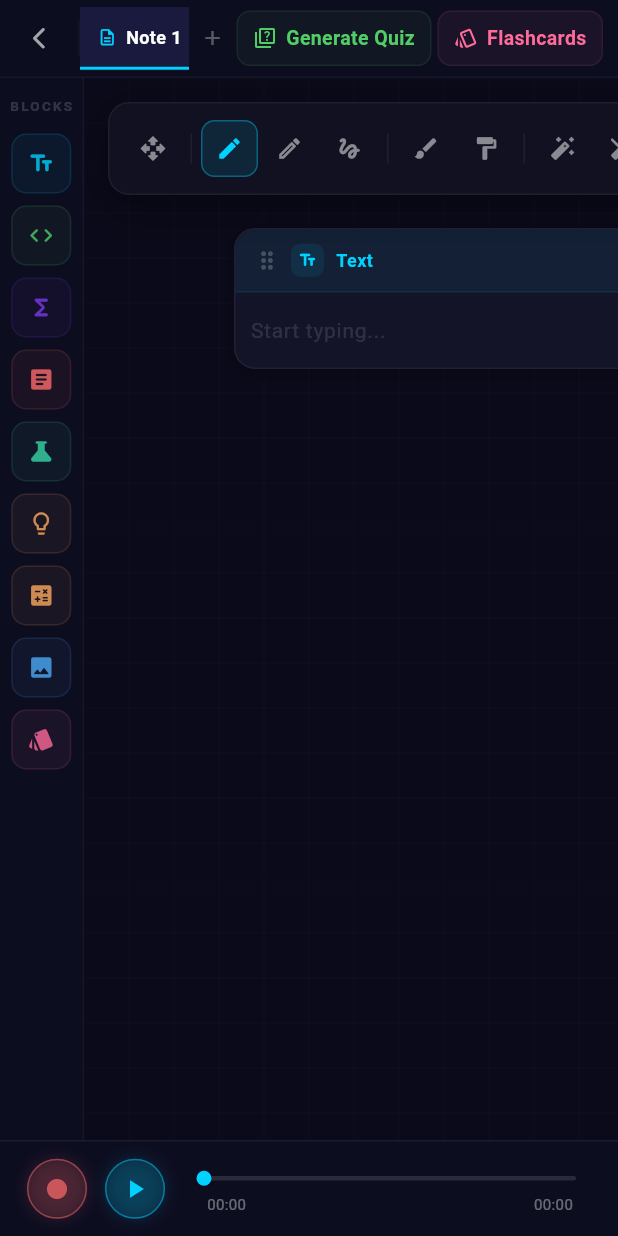
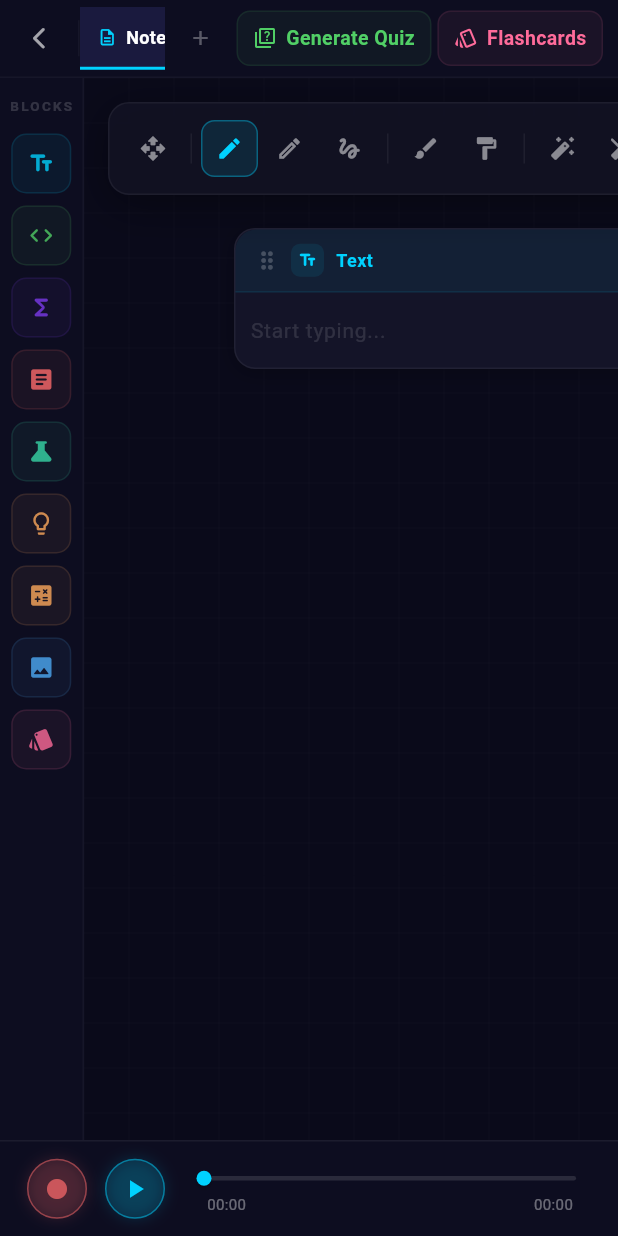
Before and after one commit to EmperorNumerius/NumeiusNotes, a Flutter app: the screen it shows after launch, after a tap on the "menu" icon, after a tap on the "add" icon, after a tap on "New Note", on a phone screen of 412 x 824 dp. Run offline on Flutter 3.47's test engine with Material 3 defaults, Android fonts, the phone set to English and light mode, and no system bars; our stand-ins replace audioplayers, file_picker, flutter_highlight, flutter_markdown, shared_preferences and 1 more; missing offline and left inert: dart:ffi, flutter_math_fork, flutter_secure_storage_platform_interface, pdfrx, record, syncfusion_flutter_pdf and 1 more; Roboto replaces fonts that are missing (Segoe UI).

Commit message:
UX: Fix text overflow in sidebar and improve tab accessibility
Co-authored-by: EmperorNumerius <62899740+EmperorNumerius@users.noreply.github.com>

```diff
--- a/lib/widgets/home_page.dart
+++ b/lib/widgets/home_page.dart
@@ -118,13 +118,16 @@ class _HomePageState extends State<HomePage> {
                       color: Colors.white, size: 22),
                 ),
                 const SizedBox(width: 12),
-                const Text(
+                const Expanded(
+                  child: Text(
                     'NumeiusNotes',
                     style: TextStyle(
                       color: Colors.white,
                       fontSize: 17,
                       fontWeight: FontWeight.w700,
                       letterSpacing: -0.3,
+                    ),
+                    overflow: TextOverflow.ellipsis,
                   ),
                 ),
               ],
--- a/lib/widgets/tab_manager.dart
+++ b/lib/widgets/tab_manager.dart
@@ -92,15 +92,15 @@ class TabManager extends StatelessWidget {
                           const SizedBox(width: 4),
                           // Close button
                           if (tabs.length > 1)
-                            GestureDetector(
-                              onTap: () => docMgr.closeTab(i),
-                              child: Padding(
-                                padding: const EdgeInsets.all(2),
-                                child: Icon(
-                                  Icons.close,
-                                  size: 12,
-                                  color: Colors.white.withAlpha(60),
-                                ),
+                            IconButton(
+                              onPressed: () => docMgr.closeTab(i),
+                              tooltip: 'Close tab',
+                              padding: EdgeInsets.zero,
+                              constraints: const BoxConstraints(minWidth: 24, minHeight: 24),
+                              icon: Icon(
+                                Icons.close,
+                                size: 12,
+                                color: Colors.white.withAlpha(60),
                               ),
                             ),
                         ],
@@ -114,15 +114,13 @@ class TabManager extends StatelessWidget {
           // Add tab
           Material(
             color: Colors.transparent,
-            child: InkWell(
-              onTap: () => docMgr.createDocument(),
-              child: Container(
-                width: 32,
-                height: 42,
-                alignment: Alignment.center,
-                child: Icon(Icons.add,
-                    color: Colors.white.withAlpha(80), size: 16),
-              ),
+            child: IconButton(
+              onPressed: () => docMgr.createDocument(),
+              tooltip: 'New tab',
+              padding: EdgeInsets.zero,
+              constraints: const BoxConstraints(minWidth: 32, minHeight: 42),
+              icon: Icon(Icons.add,
+                  color: Colors.white.withAlpha(80), size: 16),
             ),
           ),
         ],
```
Also changed, not shown: 1 other file. Lines whose indentation alone changed are shown as unchanged.
